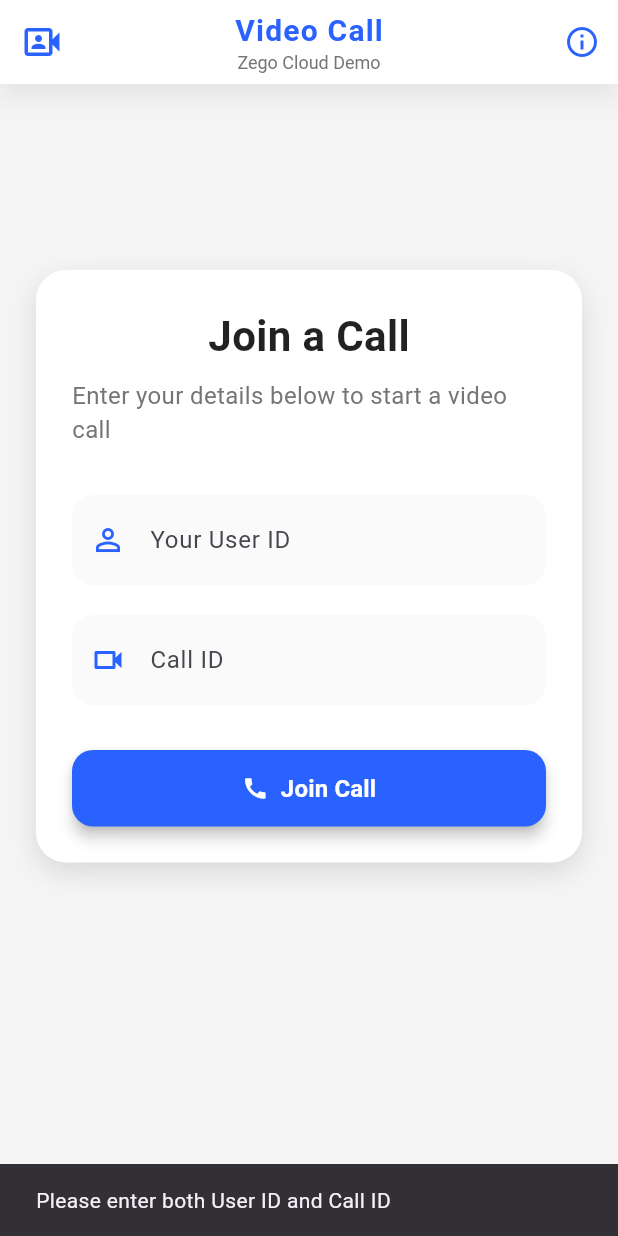
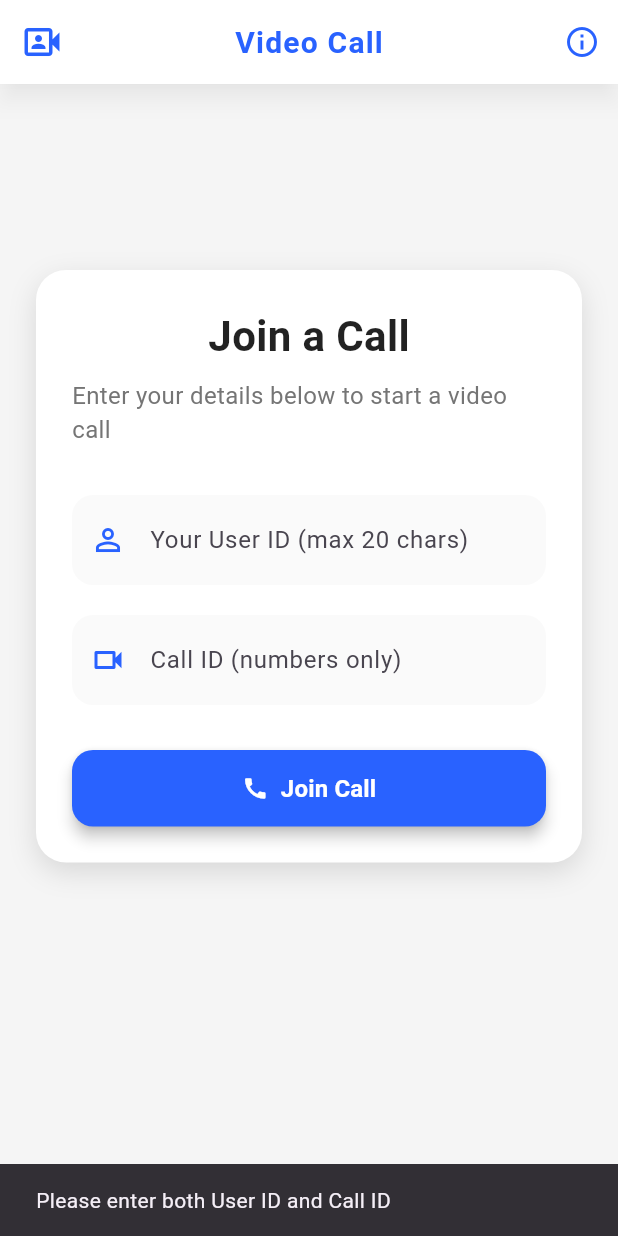
Before and after one commit to dhimanLove/calls, a Flutter app: the screen it shows after launch, after a tap on "Join Call", on a phone screen of 412 x 824 dp. Run offline on Flutter 3.47's test engine with Material 3 defaults, Android fonts, the phone set to English and light mode, and no system bars; our stand-ins replace get; missing offline and left inert: zego_uikit_prebuilt_call.

Commit message:
file hta di

```diff
--- a/lib/pages/callpage.dart
+++ b/lib/pages/callpage.dart
@@ -18,7 +18,7 @@ class Callpage extends StatelessWidget {
       appID: Appinfo.appId,
       appSign: Appinfo.appSign,
       userID: userId,
-      userName: userId, // Use the same userId as userName to avoid duplicates
+      userName: userId,
       callID: callId,
       config: ZegoUIKitPrebuiltCallConfig.oneOnOneVideoCall(),
     );
--- a/lib/pages/homepage.dart
+++ b/lib/pages/homepage.dart
@@ -1,5 +1,6 @@
 import 'package:flutter/material.dart';
 import 'package:calls/pages/callpage.dart';
+import 'package:flutter/services.dart';
 
 class Homepage extends StatefulWidget {
   const Homepage({super.key});
@@ -35,10 +36,7 @@ class _HomepageState extends State<Homepage> {
           color: primaryColor,
           size: 28,
         ),
-        title: Column(
-          crossAxisAlignment: CrossAxisAlignment.center,
-          children: [
-            Text(
+        title: Text(
           'Video Call',
           style: TextStyle(
             fontSize: 20,
@@ -47,13 +45,6 @@ class _HomepageState extends State<Homepage> {
             letterSpacing: 0.8,
           ),
         ),
-            const SizedBox(height: 2),
-            Text(
-              'Zego Cloud Demo',
-              style: TextStyle(fontSize: 12, color: Colors.grey.shade600),
-            ),
-          ],
-        ),
         centerTitle: true,
         actions: [
           IconButton(
@@ -61,9 +52,13 @@ class _HomepageState extends State<Homepage> {
             onPressed: () {
               showAboutDialog(
                 context: context,
-                applicationName: 'Zego Cloud Video Call',
+                applicationName: 'Video Call',
                 applicationVersion: '1.0.0',
-                applicationIcon: const Icon(Icons.video_call, size: 40, color: Colors.blueAccent),
+                applicationIcon: const Icon(
+                  Icons.video_call,
+                  size: 40,
+                  color: Colors.blueAccent,
+                ),
                 children: [
                   const Text(
                     'This app demonstrates how to use Zego Cloud for video calling.',
@@ -84,12 +79,9 @@ class _HomepageState extends State<Homepage> {
       body: SingleChildScrollView(
         padding: const EdgeInsets.all(24),
         child: Center(
-          child:
-          Column(
+          child: Column(
             children: [
-              SizedBox(
-                height: 100,
-              ),
+              SizedBox(height: 100),
               Container(
                 padding: const EdgeInsets.all(24),
                 decoration: BoxDecoration(
@@ -117,16 +109,30 @@ class _HomepageState extends State<Homepage> {
                     const SizedBox(height: 8),
                     Text(
                       'Enter your details below to start a video call',
-                      style: TextStyle(fontSize: 16, color: Colors.grey.shade600),
+                      style: TextStyle(
+                        fontSize: 16,
+                        color: Colors.grey.shade600,
+                      ),
                     ),
                     const SizedBox(height: 32),
 
                     // 👤 User ID Input
+
+                    // 👤 User ID Input
                     TextField(
                       controller: _userIdController,
+                      inputFormatters: [
+                        LengthLimitingTextInputFormatter(20),
+                        FilteringTextInputFormatter.allow(
+                          RegExp(r'[a-zA-Z0-9_]'),
+                        ), // allows alphanumerics & underscores
+                      ],
                       decoration: InputDecoration(
-                        labelText: 'Your User ID',
-                        prefixIcon: Icon(Icons.person_outline, color: primaryColor),
+                        labelText: 'Your User ID (max 20 chars)',
+                        prefixIcon: Icon(
+                          Icons.person_outline,
+                          color: primaryColor,
+                        ),
                         filled: true,
                         fillColor: Colors.grey.shade50,
                         contentPadding: const EdgeInsets.symmetric(
@@ -144,8 +150,13 @@ class _HomepageState extends State<Homepage> {
                     // 📞 Call ID Input
                     TextField(
                       controller: _callIdController,
+                      keyboardType: TextInputType.number,
+                      inputFormatters: [
+                        FilteringTextInputFormatter
+                            .digitsOnly, // only numbers allowed
+                      ],
                       decoration: InputDecoration(
-                        labelText: 'Call ID',
+                        labelText: 'Call ID (numbers only)',
                         prefixIcon: Icon(
                           Icons.videocam_outlined,
                           color: primaryColor,
@@ -162,6 +173,7 @@ class _HomepageState extends State<Homepage> {
                         ),
                       ),
                     ),
+
                     const SizedBox(height: 30),
 
                     // ✅ Join Call Button
@@ -181,6 +193,28 @@ class _HomepageState extends State<Homepage> {
                           return;
                         }
 
+                        if (userId.length > 20) {
+                          ScaffoldMessenger.of(context).showSnackBar(
+                            const SnackBar(
+                              content: Text(
+                                "User ID must be under 20 characters",
+                              ),
+                            ),
+                          );
+                          return;
+                        }
+
+                        if (!RegExp(r'^\d+$').hasMatch(callId)) {
+                          ScaffoldMessenger.of(context).showSnackBar(
+                            const SnackBar(
+                              content: Text(
+                                "Call ID must contain only numbers",
+                              ),
+                            ),
+                          );
+                          return;
+                        }
+
                         Navigator.push(
                           context,
                           MaterialPageRoute(
@@ -190,10 +224,14 @@ class _HomepageState extends State<Homepage> {
                           ),
                         );
                       },
+
                       icon: const Icon(Icons.call),
                       label: const Text(
                         'Join Call',
-                        style: TextStyle(fontSize: 16, fontWeight: FontWeight.w600),
+                        style: TextStyle(
+                          fontSize: 16,
+                          fontWeight: FontWeight.w600,
+                        ),
                       ),
                       style: ElevatedButton.styleFrom(
                         backgroundColor: primaryColor,
@@ -213,7 +251,7 @@ class _HomepageState extends State<Homepage> {
                 ),
               ),
             ],
-          )
+          ),
         ),
       ),
     );
```
Also changed, not shown: 2 other files. Lines whose indentation alone changed are shown as unchanged.
